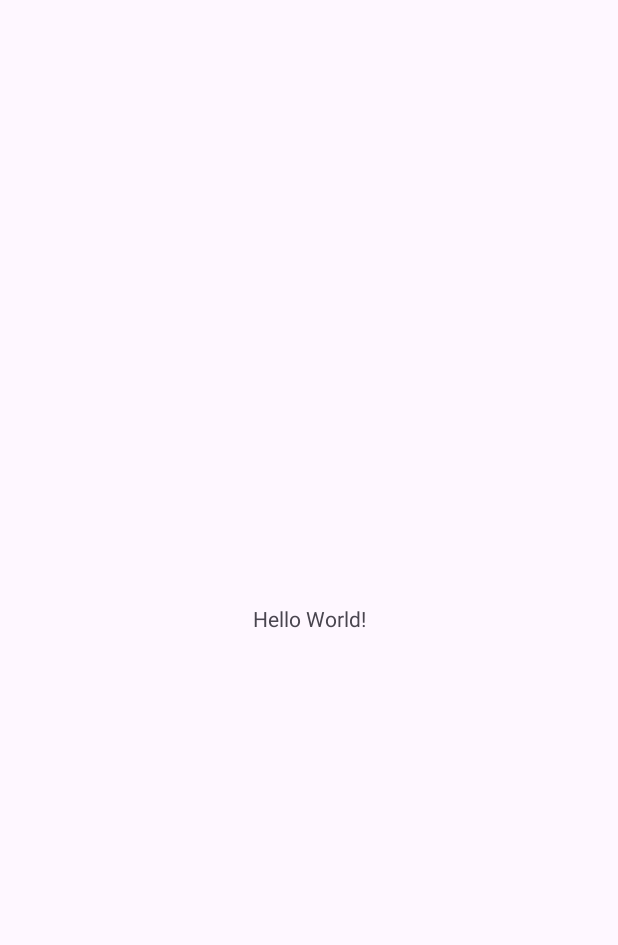
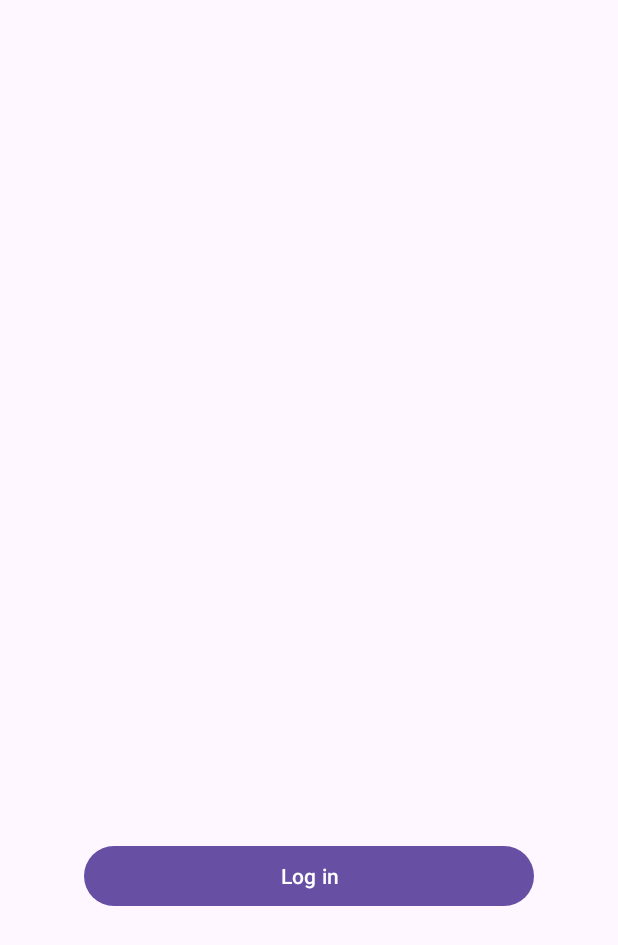
Before and after one commit to gelaelala/WanderPaw-Project, an Android app: the screen it shows after launch (MainActivity), on a phone screen of 412 x 824 dp. Before the commit the part shown is almost empty. Shown: the top 945 px of the screen. Run offline under Robolectric (Android 15) with nearby library versions, the phone set to English and light mode, and no system bars.

Commit message:
login button

```diff
--- a/WelcomePage/app/src/main/res/layout/activity_main.xml
+++ b/WelcomePage/app/src/main/res/layout/activity_main.xml
@@ -1,18 +1,18 @@
 <?xml version="1.0" encoding="utf-8"?>
-<androidx.constraintlayout.widget.ConstraintLayout xmlns:android="http://schemas.android.com/apk/res/android"
+<RelativeLayout xmlns:android="http://schemas.android.com/apk/res/android"
     xmlns:app="http://schemas.android.com/apk/res-auto"
     xmlns:tools="http://schemas.android.com/tools"
     android:layout_width="match_parent"
     android:layout_height="match_parent"
     tools:context=".MainActivity">
 
-    <TextView
+    <Button
         android:layout_width="wrap_content"
         android:layout_height="wrap_content"
-        android:text="Hello World!"
-        app:layout_constraintBottom_toBottomOf="parent"
-        app:layout_constraintEnd_toEndOf="parent"
-        app:layout_constraintStart_toStartOf="parent"
-        app:layout_constraintTop_toTopOf="parent" />
+        android:layout_centerHorizontal="true"
+        android:layout_marginTop="560dp"
+        android:width="300dp"
+        android:text="Log in"
+        />
 
-</androidx.constraintlayout.widget.ConstraintLayout>
+</RelativeLayout>
```
